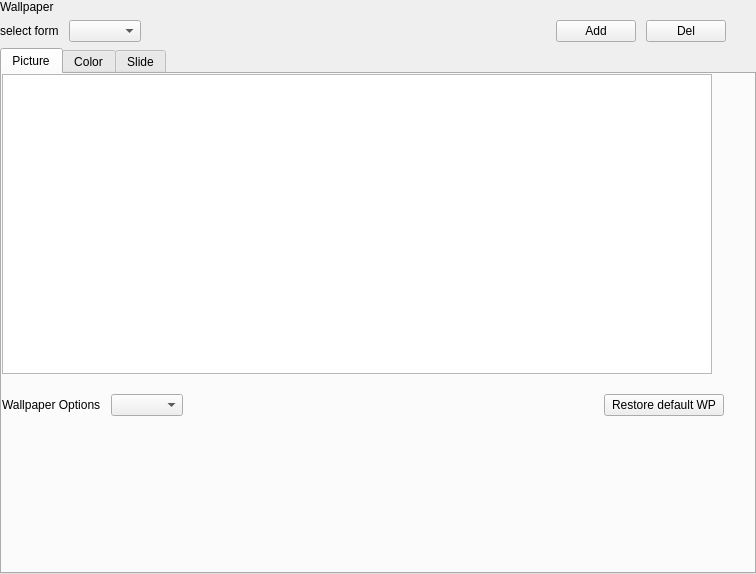
ukui/ukui-control-center, file plugins/personalized/wallpaper/wallpaper.ui: the form before one commit.
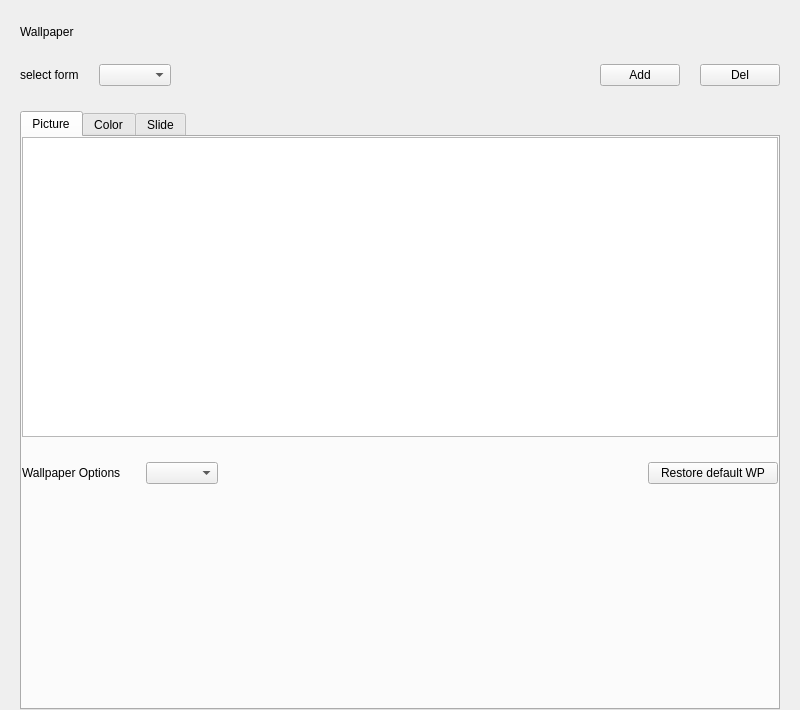
The form after the commit.

Diff of the .ui file:
```diff
--- a/plugins/personalized/wallpaper/wallpaper.ui
+++ b/plugins/personalized/wallpaper/wallpaper.ui
@@ -6,20 +6,20 @@
    <rect>
     <x>0</x>
     <y>0</y>
-    <width>756</width>
-    <height>574</height>
+    <width>800</width>
+    <height>710</height>
    </rect>
   </property>
   <property name="minimumSize">
    <size>
-    <width>756</width>
-    <height>574</height>
+    <width>800</width>
+    <height>710</height>
    </size>
   </property>
   <property name="maximumSize">
    <size>
-    <width>756</width>
-    <height>574</height>
+    <width>800</width>
+    <height>710</height>
    </size>
   </property>
   <property name="windowTitle">
@@ -43,22 +43,28 @@
      <widget class="QWidget" name="vStackedWidgetPage1">
       <layout class="QVBoxLayout" name="verticalLayout">
        <property name="spacing">
-        <number>6</number>
+        <number>25</number>
        </property>
        <property name="leftMargin">
-        <number>0</number>
+        <number>20</number>
        </property>
        <property name="topMargin">
-        <number>0</number>
+        <number>25</number>
        </property>
        <property name="rightMargin">
-        <number>0</number>
+        <number>20</number>
        </property>
        <property name="bottomMargin">
         <number>0</number>
        </property>
        <item>
         <widget class="QLabel" name="label">
+         <property name="sizePolicy">
+          <sizepolicy hsizetype="Fixed" vsizetype="Fixed">
+           <horstretch>0</horstretch>
+           <verstretch>0</verstretch>
+          </sizepolicy>
+         </property>
          <property name="text">
           <string>Wallpaper</string>
          </property>
@@ -67,10 +73,16 @@
        <item>
         <layout class="QHBoxLayout" name="horizontalLayout">
          <property name="spacing">
-          <number>10</number>
+          <number>20</number>
          </property>
          <item>
           <widget class="QLabel" name="label_2">
+           <property name="sizePolicy">
+            <sizepolicy hsizetype="Fixed" vsizetype="Fixed">
+             <horstretch>0</horstretch>
+             <verstretch>0</verstretch>
+            </sizepolicy>
+           </property>
            <property name="text">
             <string>select form</string>
            </property>
@@ -106,22 +118,6 @@
            </property>
           </widget>
          </item>
-         <item>
-          <spacer name="horizontalSpacer_2">
-           <property name="orientation">
-            <enum>Qt::Horizontal</enum>
-           </property>
-           <property name="sizeType">
-            <enum>QSizePolicy::Fixed</enum>
-           </property>
-           <property name="sizeHint" stdset="0">
-            <size>
-             <width>30</width>
-             <height>20</height>
-            </size>
-           </property>
-          </spacer>
-         </item>
         </layout>
        </item>
        <item>
@@ -140,6 +136,9 @@
            <string>Picture</string>
           </attribute>
           <layout class="QVBoxLayout" name="verticalLayout_4">
+           <property name="spacing">
+            <number>0</number>
+           </property>
            <property name="leftMargin">
             <number>0</number>
            </property>
@@ -155,19 +154,19 @@
            <item>
             <layout class="QVBoxLayout" name="verticalLayout_3">
              <property name="spacing">
-              <number>20</number>
+              <number>25</number>
              </property>
              <item>
               <widget class="QListWidget" name="listWidget">
                <property name="minimumSize">
                 <size>
-                 <width>710</width>
+                 <width>0</width>
                  <height>300</height>
                 </size>
                </property>
                <property name="maximumSize">
                 <size>
-                 <width>710</width>
+                 <width>16777215</width>
                  <height>300</height>
                 </size>
                </property>
@@ -176,10 +175,16 @@
              <item>
               <layout class="QHBoxLayout" name="horizontalLayout_2">
                <property name="spacing">
-                <number>10</number>
+                <number>25</number>
                </property>
                <item>
                 <widget class="QLabel" name="label_3">
+                 <property name="sizePolicy">
+                  <sizepolicy hsizetype="Fixed" vsizetype="Fixed">
+                   <horstretch>0</horstretch>
+                   <verstretch>0</verstretch>
+                  </sizepolicy>
+                 </property>
                  <property name="text">
                   <string>Wallpaper Options</string>
                  </property>
@@ -205,13 +210,13 @@
                 <widget class="QPushButton" name="pushButton_3">
                  <property name="minimumSize">
                   <size>
-                   <width>120</width>
+                   <width>130</width>
                    <height>0</height>
                   </size>
                  </property>
                  <property name="maximumSize">
                   <size>
-                   <width>120</width>
+                   <width>130</width>
                    <height>16777215</height>
                   </size>
                  </property>
@@ -220,22 +225,6 @@
                  </property>
                 </widget>
                </item>
-               <item>
-                <spacer name="horizontalSpacer_4">
-                 <property name="orientation">
-                  <enum>Qt::Horizontal</enum>
-                 </property>
-                 <property name="sizeType">
-                  <enum>QSizePolicy::Fixed</enum>
-                 </property>
-                 <property name="sizeHint" stdset="0">
-                  <size>
-                   <width>30</width>
-                   <height>20</height>
-                  </size>
-                 </property>
-                </spacer>
-               </item>
               </layout>
              </item>
              <item>
```
Left out of the diff: 17 changed lines with no effect on the pictures.
